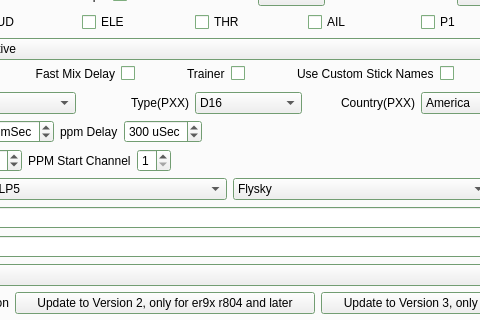
This is eepe/eepe/src/modeledit.ui in MikeBland/mbtx as Qt 5 draws it before an edit; both pictures show x 167 to 647 and y 306 to 626 of the 943 by 730 pixel window. The edited form follows.
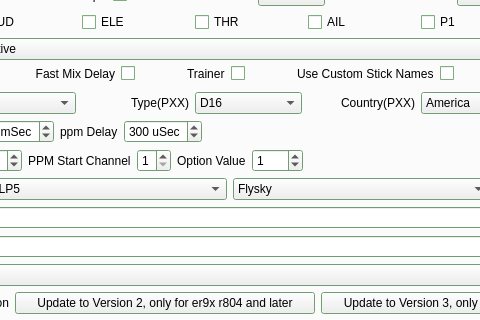
This is the edited form. Icons and pictures are not drawn.

```diff
--- a/eepe/eepe/src/modeledit.ui
+++ b/eepe/eepe/src/modeledit.ui
@@ -1039,6 +1039,32 @@
            </property>
           </widget>
          </item>
+         <item>
+          <widget class="QLabel" name="label_202">
+           <property name="text">
+            <string>Option Value</string>
+           </property>
+          </widget>
+         </item>
+         <item>
+          <widget class="QSpinBox" name="MultiOptionSB">
+           <property name="suffix">
+            <string/>
+           </property>
+           <property name="minimum">
+            <number>-128</number>
+           </property>
+           <property name="maximum">
+            <number>127</number>
+           </property>
+           <property name="singleStep">
+            <number>1</number>
+           </property>
+           <property name="value">
+            <number>1</number>
+           </property>
+          </widget>
+         </item>
          <item>
           <spacer name="horizontalSpacer_11">
            <property name="orientation">
```
